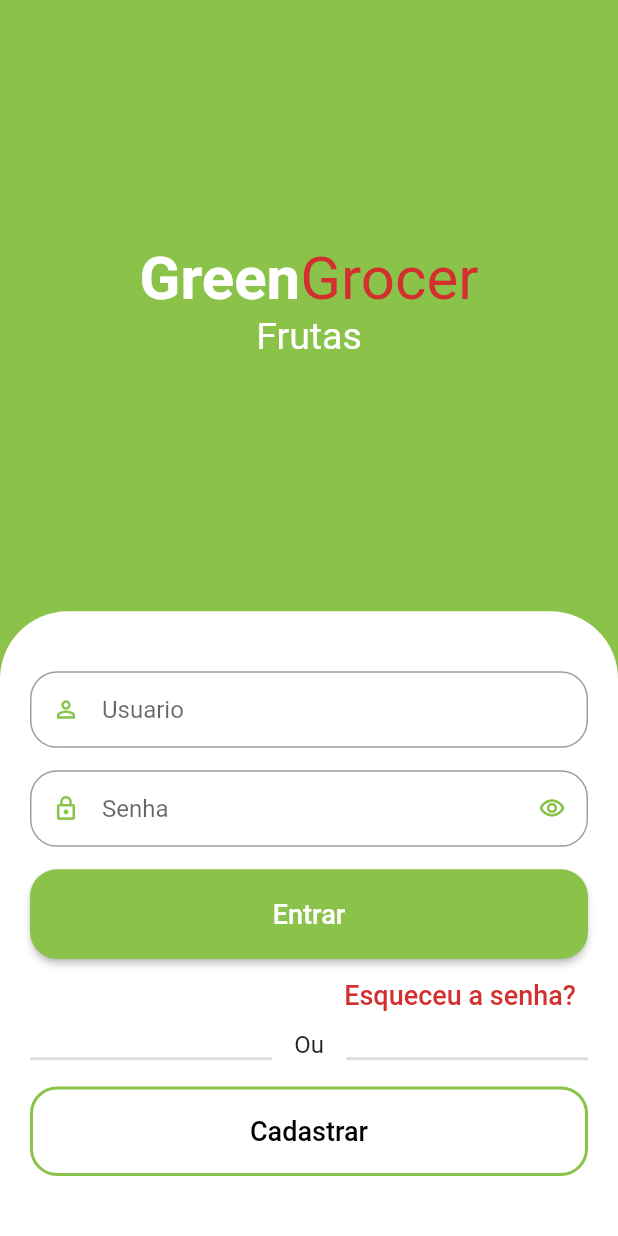
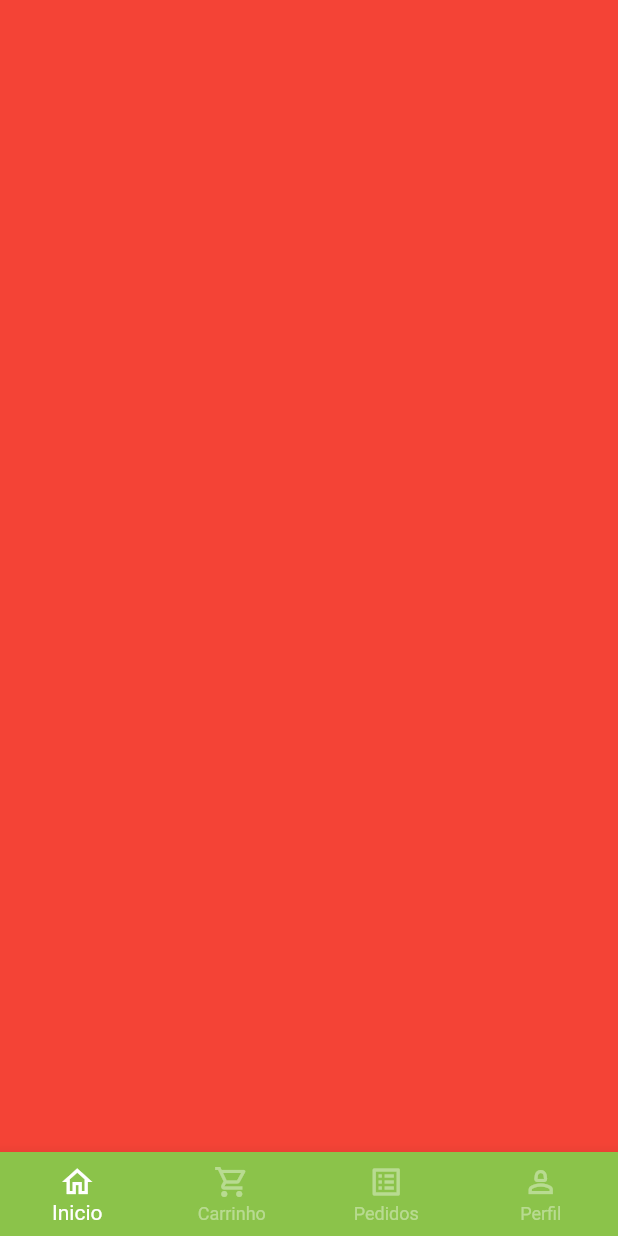
Before and after one commit to Raf-Alcides/greengrocer_mobile, a Flutter app: the screen it shows after launch, after a tap on "Entrar", on a phone screen of 412 x 824 dp. Run offline on Flutter 3.47's test engine with Material 2 defaults, Android fonts, the phone set to English and light mode, and no system bars; drawn by our look-alikes of animated_text_kit; our stand-ins replace flutter_screenutil, mask_text_input_formatter.

Commit message:
Tela base

```diff
--- a/lib/app/auth/sign_in_screen.dart
+++ b/lib/app/auth/sign_in_screen.dart
@@ -1,6 +1,7 @@
 import 'package:animated_text_kit/animated_text_kit.dart';
 import 'package:flutter/material.dart';
 import 'package:greengrocer_mobile/app/auth/sign_up_screen.dart';
+import 'package:greengrocer_mobile/app/base/base_screen.dart';
 import 'package:greengrocer_mobile/app/components/auth/custom_elevated_button.dart';
 import 'package:greengrocer_mobile/app/core/ui/extension/size_screen_extension.dart';
 import 'package:greengrocer_mobile/app/core/ui/extension/theme_extension.dart';
@@ -84,7 +85,9 @@ class SignInScreen extends StatelessWidget {
                       icon: Icons.lock_outline,
                       isSecret: true,
                     ),
-                    const CustomElevatedButton( text: 'Entrar'),
+                    CustomElevatedButton( text: 'Entrar', onPressed: () {
+                      Navigator.of(context).pushReplacement(MaterialPageRoute(builder: (_) =>  const BaseScreen()));
+                    }),
                     Align(
                       alignment: Alignment.centerRight,
                       child: TextButton(
--- /dev/null
+++ b/lib/app/base/base_screen.dart
@@ -0,0 +1,63 @@
+import 'package:flutter/material.dart';
+
+class BaseScreen extends StatefulWidget {
+const  BaseScreen({super.key});
+
+  @override
+  State<BaseScreen> createState() => _BaseScreenState();
+}
+
+class _BaseScreenState extends State<BaseScreen> {
+  int currentIndex = 0;
+  final pageController = PageController();
+
+  @override
+  Widget build(BuildContext context) {
+    return Scaffold(
+      body: PageView(
+        physics: const NeverScrollableScrollPhysics(),
+        controller: pageController,
+        children: [
+          Container(
+            color: Colors.red,
+          ),
+          Container(
+            color: Colors.blue,
+          ),
+          Container(
+            color: Colors.pink,
+          ),
+          Container(
+            color: Colors.purpleAccent,
+          ),
+        ],
+      ),
+      bottomNavigationBar: BottomNavigationBar(
+          currentIndex: currentIndex,
+          onTap: (value) {
+            setState(() {
+              currentIndex = value;
+              pageController.jumpToPage(value);
+            });
+          },
+          items: const [
+            BottomNavigationBarItem(
+              icon: Icon(Icons.home_outlined),
+              label: 'Inicio',
+            ),
+            BottomNavigationBarItem(
+              icon: Icon(Icons.shopping_cart_outlined),
+              label: 'Carrinho',
+            ),
+            BottomNavigationBarItem(
+              icon: Icon(Icons.list_alt_outlined),
+              label: 'Pedidos',
+            ),
+            BottomNavigationBarItem(
+              icon: Icon(Icons.person_2_outlined),
+              label: 'Perfil',
+            ),
+          ]),
+    );
+  }
+}
--- a/lib/app/components/auth/custom_elevated_button.dart
+++ b/lib/app/components/auth/custom_elevated_button.dart
@@ -1,11 +1,17 @@
 import 'package:flutter/material.dart';
+
 import 'package:greengrocer_mobile/app/core/ui/extension/size_screen_extension.dart';
 
 class CustomElevatedButton extends StatelessWidget {
 
 final String text;
+final Function()? onPressed;
 
-  const CustomElevatedButton({super.key, required this.text});
+  const CustomElevatedButton({
+    Key? key,
+    this.text = '',
+    this.onPressed,
+  }) : super(key: key);
 
   @override
   Widget build(BuildContext context) {
@@ -17,7 +23,7 @@ final String text;
             borderRadius: BorderRadius.circular(18),
           ),
         ),
-        onPressed: () {},
+        onPressed: onPressed,
         child: Text(
           text,
           style: const TextStyle(fontSize: 18),
--- a/lib/app/core/ui/ui_config.dart
+++ b/lib/app/core/ui/ui_config.dart
@@ -22,5 +22,11 @@ class UiConfig {
           prefixIconColor: Color(0xff8bc34a),
           suffixIconColor: Color(0xff8bc34a),
         ),
+        bottomNavigationBarTheme: BottomNavigationBarThemeData(
+          type: BottomNavigationBarType.fixed,
+          backgroundColor:  const Color(0xff8bc34a),
+          selectedItemColor: Colors.white,
+          unselectedItemColor: Colors.white.withAlpha(100)
+        )
       );
 }
```
